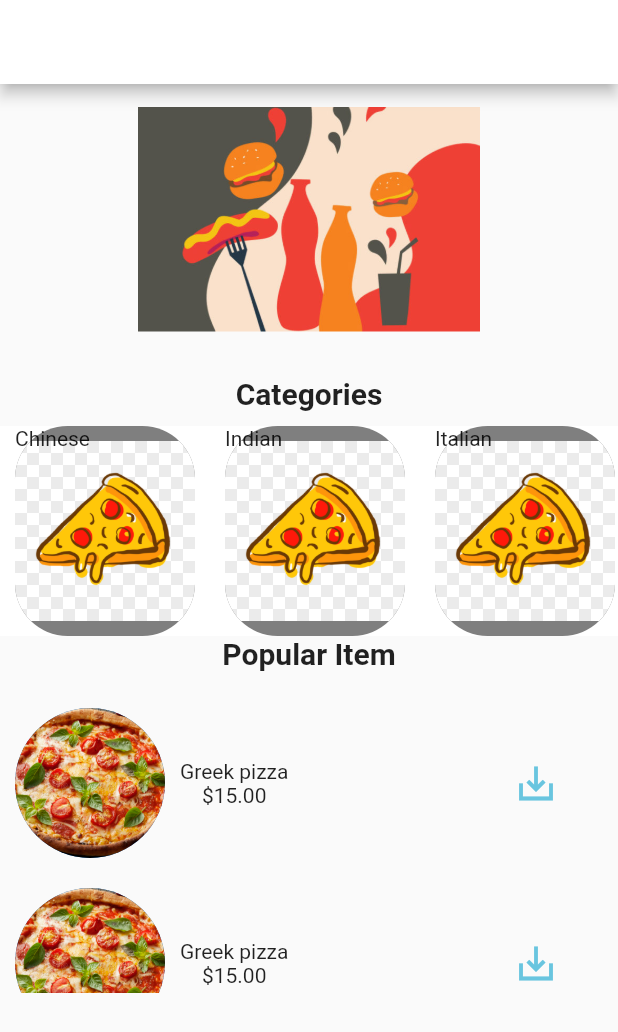
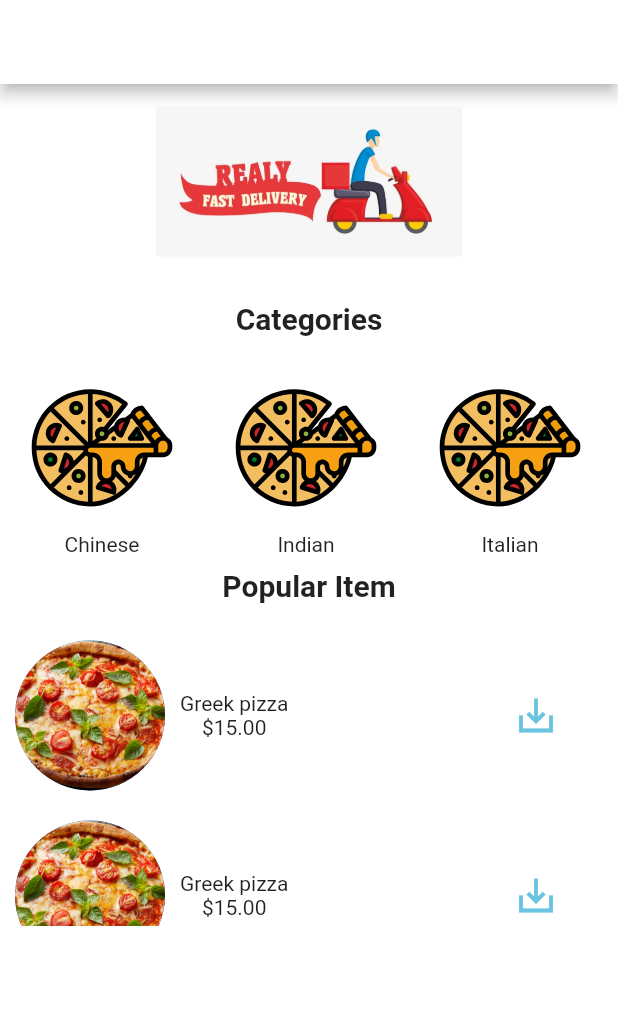
Before and after one commit to karenchehade/food-delivery, a Flutter app: the screen it shows after launch, on a phone screen of 412 x 824 dp. Shown: the top 1032 px of the screen. Run offline on Flutter 3.47's test engine with Material 2 defaults, Android fonts, the phone set to English and light mode, and no system bars; our stand-ins replace flutter_svg.

Commit message:
icon with transparent background added

```diff
--- a/lib/home-page.dart
+++ b/lib/home-page.dart
@@ -1,4 +1,5 @@
 import 'package:flutter/material.dart';
+import 'package:flutter_svg/flutter_svg.dart';
 
 class MyHomePage extends StatefulWidget {
   const MyHomePage({Key? key}) : super(key: key);
@@ -12,33 +13,36 @@ class _MyHomePageState extends State<MyHomePage> {
   Widget build(BuildContext context) {
     double width = MediaQuery.of(context).size.width;
     List categories = ['Chinese', 'Indian', 'Italian', 'American'];
-    Color color = Colors.white;
-    bool pressAttention =true;
+    bool pressAttention = true;
+    // pressMe() {
+    //   setState(() {
+    //     pressAttention = false;
+    //   });
+    // }
+    int clickedIndex = -1;
     return Scaffold(
       appBar: AppBar(
         title: const Text('chattak'),
         backgroundColor: Colors.white,
       ),
       body: Container(
+          color: Colors.white,
           child: Column(
             children: [
               Container(
                 margin: const EdgeInsets.all(15),
                 width: width,
-            height: 150,
+                height: 100,
                 child: ClipRRect(
                   borderRadius: BorderRadius.circular(60),
                   child: const Image(
-                image: AssetImage('images/img1.jpg'),
+                    image: AssetImage('assets/images/delivery.jpg'),
                   ),
                 ),
               ),
               const SizedBox(
                 height: 15,
               ),
-          Container(
-              child: Column(
-            children: [
               const Text(
                     'Categories',
                     style: TextStyle(
@@ -46,32 +50,44 @@ class _MyHomePageState extends State<MyHomePage> {
                       fontSize: 20,
                     ),
                   ),
+              Container(
+                  child: Column(
+                children: [
+
                   const SizedBox(
-                height: 10,
+                    height: 5,
                   ),
                   Container(
-                height: 140,
-                color: color,
+                    height: 150,
                     child: ListView.builder(
                         scrollDirection: Axis.horizontal,
                         itemCount: categories.length,
                         itemBuilder: (_, i) {
                           return GestureDetector(
-                        onTap: () =>  setState(() => pressAttention = !pressAttention),
+                            // onTap: () => setState(() => clickedIndex = i),
                             child: Container(
-                          width: 120,
-                          height: 120,
-                          margin: const EdgeInsets.only(left: 10, right: 10),
+                                margin: const EdgeInsets.only(
+                                    left: 10, right: 10, top: 10),
                                 decoration: BoxDecoration(
-                            borderRadius: BorderRadius.circular(35),
-                            image: const DecorationImage(
-                                image: AssetImage('images/icon1.png') ),
-                                // backgroundBlendMode: BlendMode.saturation ,
-                                color: Colors.black.withOpacity(0.5)
-                          //  color: pressAttention ? Colors.grey : Colors.blue,
+                                  borderRadius: BorderRadius.circular(30),
+                                  color: clickedIndex == i
+                                      ? Colors.red
+                                      : Colors.white,
                                 ),
-                          child: Text(categories[i]),
+                                child: Column(
+                                  children: [
+                                    IconButton(
+                                      iconSize: 100,
+                                      icon: SvgPicture.asset(
+                                        "assets/icons/pizza11.svg",
                                       ),
+                                      onPressed: () {
+
+                                      },
+                                    ),
+                                    Text(categories[i]),
+                                  ],
+                                )),
                           );
                         }),
                   ),
@@ -104,7 +120,8 @@ class _MyHomePageState extends State<MyHomePage> {
                               margin: const EdgeInsets.all(10),
                               child: const CircleAvatar(
                                   radius: 40,
-                              backgroundImage: AssetImage('images/img3.jpg')),
+                                  backgroundImage:
+                                      AssetImage('assets/images/img3.jpg')),
                             ),
                             // const SizedBox(width: 10,),
                             Column(
--- a/lib/main.dart
+++ b/lib/main.dart
@@ -15,6 +15,7 @@ class MyApp extends StatelessWidget {
       debugShowCheckedModeBanner:false ,
       theme: ThemeData(
         primarySwatch: Colors.blue,
+        canvasColor: Colors.transparent,
       ),
       home:const MyHomePage(),
     );
--- a/pubspec.yaml
+++ b/pubspec.yaml
@@ -18,7 +18,7 @@ publish_to: 'none' # Remove this line if you wish to publish to pub.dev
 version: 1.0.0+1
 
 environment:
-  sdk: ">=2.17.1 <3.0.0"
+  sdk:  '>=2.12.0 <3.0.0'
 
 # Dependencies specify other packages that your package needs in order to work.
 # To automatically upgrade your package dependencies to the latest versions
@@ -34,6 +34,7 @@ dependencies:
   # The following adds the Cupertino Icons font to your application.
   # Use with the CupertinoIcons class for iOS style icons.
   cupertino_icons: ^1.0.2
+  flutter_svg: ^1.1.0
 
 dev_dependencies:
   flutter_test:
@@ -59,7 +60,8 @@ flutter:
 
   # To add assets to your application, add an assets section, like this:
   assets:
-    - images/
+      - assets/images/
+      - assets/icons/
   #   - images/a_dot_ham.jpeg
 
   # An image asset can refer to one or more resolution-specific "variants", see
```
Also changed, not shown: assets/icons/icon.svg (added), assets/icons/pizza10.svg (added), assets/icons/pizza11.svg (added), assets/icons/pizza12.svg (added), assets/icons/pizza13.svg (added), assets/images/delivery.jpg (added), assets/images/img1.jpg (renamed from images/img1.jpg), assets/images/img2.jpg (renamed from images/img2.jpg), assets/images/img3.jpg (renamed from images/img3.jpg), images/icon1.png (deleted), pubspec.lock. Lines whose indentation alone changed are shown as unchanged.
